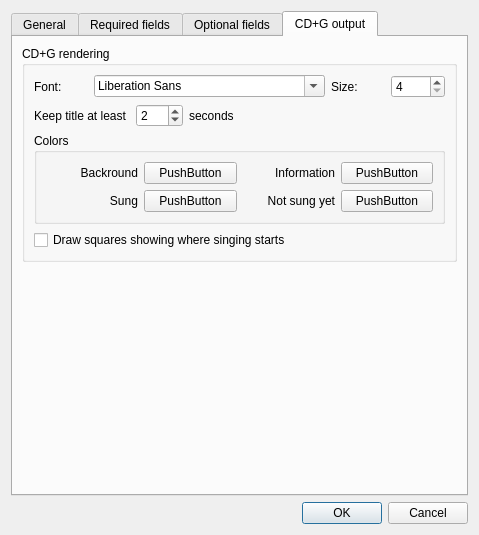
gyunaev/karlyriceditor, file src/dialog_projectsettings.ui: the form before one commit.
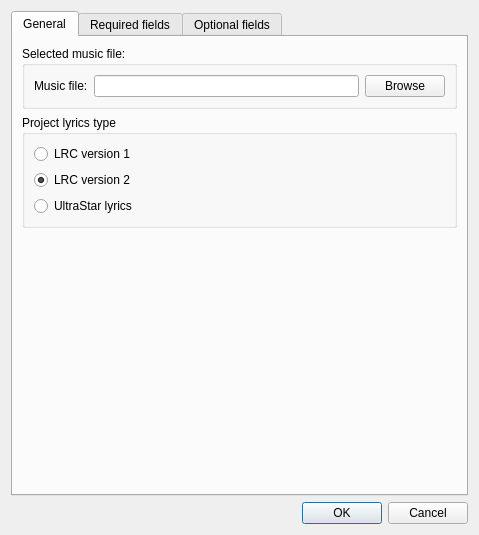
The form after the commit. The open tabs and pages were chosen to show the change. Custom widgets are drawn as their Qt base class.

```diff
--- a/src/dialog_projectsettings.ui
+++ b/src/dialog_projectsettings.ui
@@ -84,13 +84,6 @@
             </property>
            </widget>
           </item>
-          <item>
-           <widget class="QRadioButton" name="rbLRC4">
-            <property name="text">
-             <string>CD+G lyrics</string>
-            </property>
-           </widget>
-          </item>
          </layout>
         </widget>
        </item>
@@ -320,213 +313,6 @@
        </item>
       </layout>
      </widget>
-     <widget class="QWidget" name="tabCDG">
-      <attribute name="title">
-       <string>CD+G output</string>
-      </attribute>
-      <layout class="QVBoxLayout" name="verticalLayout_7">
-       <item>
-        <widget class="QGroupBox" name="groupCDG">
-         <property name="title">
-          <string>CD+G rendering</string>
-         </property>
-         <layout class="QVBoxLayout" name="verticalLayout_6">
-          <item>
-           <layout class="QHBoxLayout" name="horizontalLayout_2">
-            <item>
-             <widget class="QLabel" name="label_12">
-              <property name="text">
-               <string>Font:</string>
-              </property>
-             </widget>
-            </item>
-            <item>
-             <widget class="QFontComboBox" name="fontCDG">
-              <property name="whatsThis">
-               <string>Font family for preview window</string>
-              </property>
-             </widget>
-            </item>
-            <item>
-             <widget class="QLabel" name="label_18">
-              <property name="text">
-               <string>Size:</string>
-              </property>
-             </widget>
-            </item>
-            <item>
-             <widget class="QSpinBox" name="fontCDGSize">
-              <property name="whatsThis">
-               <string>Font size for preview window. Larger values are suggested (24 and up)</string>
-              </property>
-              <property name="minimum">
-               <number>4</number>
-              </property>
-              <property name="maximum">
-               <number>120</number>
-              </property>
-              <property name="singleStep">
-               <number>2</number>
-              </property>
-             </widget>
-            </item>
-           </layout>
-          </item>
-          <item>
-           <layout class="QHBoxLayout" name="horizontalLayout_3">
-            <item>
-             <widget class="QLabel" name="label_9">
-              <property name="text">
-               <string>Keep title at least </string>
-              </property>
-             </widget>
-            </item>
-            <item>
-             <widget class="QSpinBox" name="titleCDGmin">
-              <property name="maximum">
-               <number>120</number>
-              </property>
-              <property name="value">
-               <number>2</number>
-              </property>
-             </widget>
-            </item>
-            <item>
-             <widget class="QLabel" name="label_23">
-              <property name="text">
-               <string>seconds</string>
-              </property>
-             </widget>
-            </item>
-            <item>
-             <spacer name="horizontalSpacer">
-              <property name="orientation">
-               <enum>Qt::Horizontal</enum>
-              </property>
-              <property name="sizeHint" stdset="0">
-               <size>
-                <width>40</width>
-                <height>20</height>
-               </size>
-              </property>
-             </spacer>
-            </item>
-           </layout>
-          </item>
-          <item>
-           <widget class="QGroupBox" name="groupBox_6">
-            <property name="title">
-             <string>Colors</string>
-            </property>
-            <layout class="QGridLayout" name="gridLayout_4">
-             <item row="0" column="0">
-              <widget class="QLabel" name="label_19">
-               <property name="text">
-                <string>Backround</string>
-               </property>
-               <property name="alignment">
-                <set>Qt::AlignRight|Qt::AlignTrailing|Qt::AlignVCenter</set>
-               </property>
-              </widget>
-             </item>
-             <item row="0" column="1">
-              <widget class="ColorButton" name="btnCDGColorBg">
-               <property name="whatsThis">
-                <string>Preview window background color.</string>
-               </property>
-               <property name="text">
-                <string>PushButton</string>
-               </property>
-              </widget>
-             </item>
-             <item row="0" column="2">
-              <widget class="QLabel" name="label_22">
-               <property name="text">
-                <string>Information</string>
-               </property>
-               <property name="alignment">
-                <set>Qt::AlignRight|Qt::AlignTrailing|Qt::AlignVCenter</set>
-               </property>
-              </widget>
-             </item>
-             <item row="0" column="3">
-              <widget class="ColorButton" name="btnCDGColorInfo">
-               <property name="whatsThis">
-                <string>Preview window text color for the text which has been sung.</string>
-               </property>
-               <property name="text">
-                <string>PushButton</string>
-               </property>
-              </widget>
-             </item>
-             <item row="1" column="0">
-              <widget class="QLabel" name="label_20">
-               <property name="text">
-                <string>Sung</string>
-               </property>
-               <property name="alignment">
-                <set>Qt::AlignRight|Qt::AlignTrailing|Qt::AlignVCenter</set>
-               </property>
-              </widget>
-             </item>
-             <item row="1" column="1">
-              <widget class="ColorButton" name="btnCDGColorInactive">
-               <property name="whatsThis">
-                <string>Preview window text color for the text which is not being sung yet..</string>
-               </property>
-               <property name="text">
-                <string>PushButton</string>
-               </property>
-              </widget>
-             </item>
-             <item row="1" column="2">
-              <widget class="QLabel" name="label_21">
-               <property name="text">
-                <string>Not sung yet</string>
-               </property>
-               <property name="alignment">
-                <set>Qt::AlignRight|Qt::AlignTrailing|Qt::AlignVCenter</set>
-               </property>
-              </widget>
-             </item>
-             <item row="1" column="3">
-              <widget class="ColorButton" name="btnCDGColorActive">
-               <property name="whatsThis">
-                <string>Preview window text color for the text which has been sung.</string>
-               </property>
-               <property name="text">
-                <string>PushButton</string>
-               </property>
-              </widget>
-             </item>
-            </layout>
-           </widget>
-          </item>
-          <item>
-           <widget class="QCheckBox" name="cbCDGPreamble">
-            <property name="text">
-             <string>Draw squares showing where singing starts</string>
-            </property>
-           </widget>
-          </item>
-         </layout>
-        </widget>
-       </item>
-       <item>
-        <spacer name="verticalSpacer_3">
-         <property name="orientation">
-          <enum>Qt::Vertical</enum>
-         </property>
-         <property name="sizeHint" stdset="0">
-          <size>
-           <width>20</width>
-           <height>238</height>
-          </size>
-         </property>
-        </spacer>
-       </item>
-      </layout>
-     </widget>
     </widget>
    </item>
    <item>
@@ -538,13 +324,6 @@
    </item>
   </layout>
  </widget>
- <customwidgets>
-  <customwidget>
-   <class>ColorButton</class>
-   <extends>QPushButton</extends>
-   <header>colorbutton.h</header>
-  </customwidget>
- </customwidgets>
  <resources/>
  <connections>
   <connection>
```
